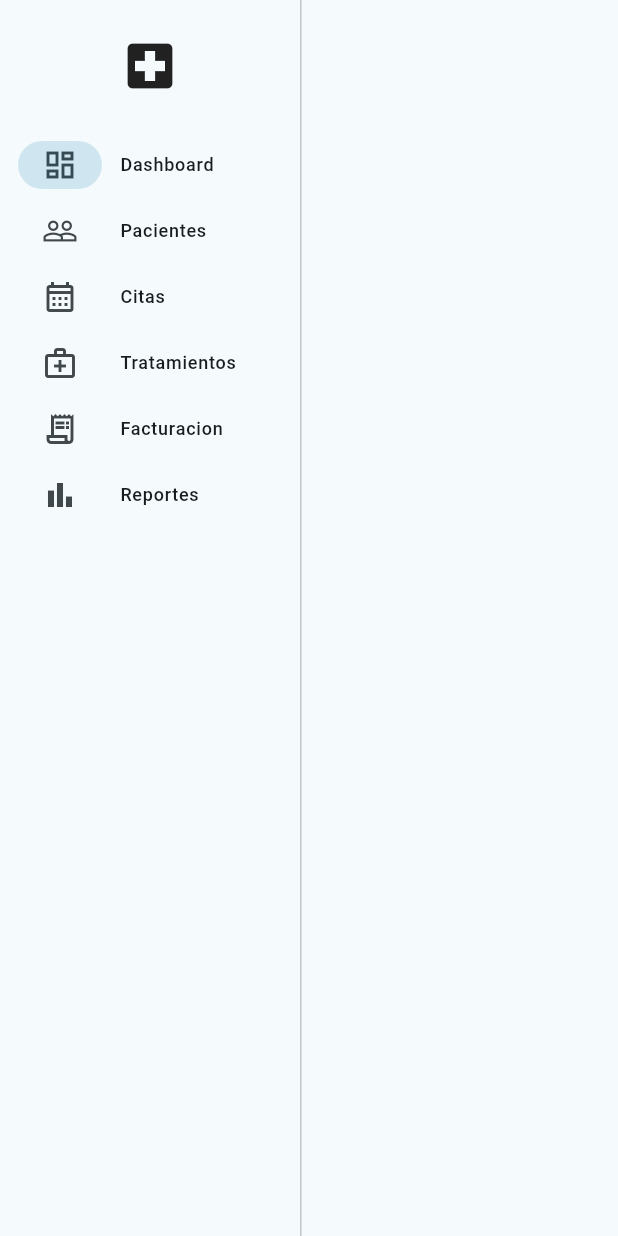
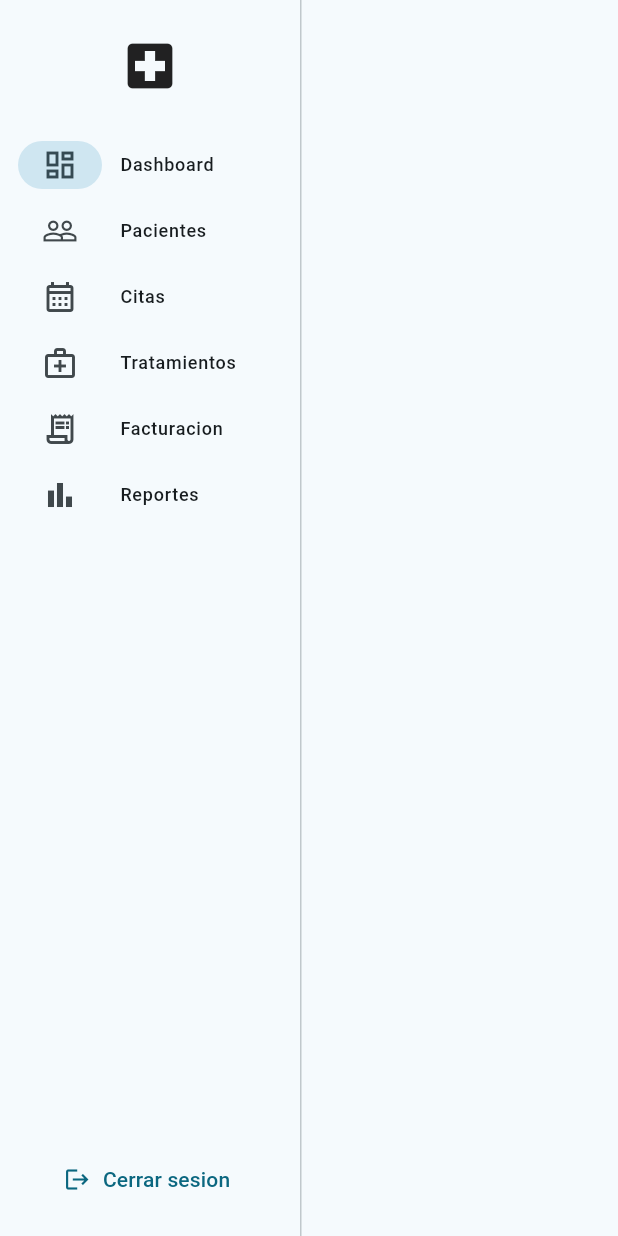
Before and after one commit to Jesus123J/DentalClinic, a Flutter app: the MainLayout screen opened directly with empty values, on a phone screen of 412 x 824 dp. Run offline on Flutter 3.47's test engine with Material 3 defaults, Android fonts, the phone set to English and light mode, and no system bars; our stand-ins replace equatable, go_router; accounts and stored records are empty.

Commit message:
Login con usuarios en MySQL y transiciones desactivadas globalmente
- Tabla users (hash SHA-256 con salt) y usuario inicial admin/admin123
- API: POST /auth/login y /auth/logout; middleware que exige token Bearer
  en todos los endpoints (excepto health y login)
- App: pagina de login, sesion en memoria, header Authorization automatico,
  redireccion a /login si no hay sesion y boton de cerrar sesion en el menu
- Transiciones de pagina desactivadas a nivel de tema (pageTransitionsTheme):
  elimina de raiz el efecto zoom desde atras al cambiar de pestana

Co-Authored-By: Claude Fable 5 <noreply@anthropic.com>

```diff
--- /dev/null
+++ b/lib/core/auth/session.dart
@@ -0,0 +1,30 @@
+/// Sesion del usuario autenticado (en memoria).
+class Session {
+  Session._();
+
+  static String? token;
+  static String? username;
+  static String? fullName;
+  static String? role;
+
+  static bool get isLoggedIn => token != null;
+
+  static void set({
+    required String newToken,
+    required String newUsername,
+    required String newFullName,
+    required String newRole,
+  }) {
+    token = newToken;
+    username = newUsername;
+    fullName = newFullName;
+    role = newRole;
+  }
+
+  static void clear() {
+    token = null;
+    username = null;
+    fullName = null;
+    role = null;
+  }
+}
--- a/lib/core/theme/app_theme.dart
+++ b/lib/core/theme/app_theme.dart
@@ -1,4 +1,19 @@
 import 'package:flutter/material.dart';
+
+/// Transicion nula: la pagina nueva aparece al instante, sin animacion.
+class _NoTransitionsBuilder extends PageTransitionsBuilder {
+  const _NoTransitionsBuilder();
+
+  @override
+  Widget buildTransitions<T>(
+    PageRoute<T> route,
+    BuildContext context,
+    Animation<double> animation,
+    Animation<double> secondaryAnimation,
+    Widget child,
+  ) =>
+      child;
+}
 
 /// Tema visual de la aplicacion (claro y oscuro).
 class AppTheme {
@@ -7,6 +22,17 @@ class AppTheme {
   static const Color primaryColor = Color(0xFF0E7490); // azul dental
   static const Color secondaryColor = Color(0xFF22D3EE);
 
+  static const PageTransitionsTheme _noTransitions = PageTransitionsTheme(
+    builders: {
+      TargetPlatform.android: _NoTransitionsBuilder(),
+      TargetPlatform.iOS: _NoTransitionsBuilder(),
+      TargetPlatform.windows: _NoTransitionsBuilder(),
+      TargetPlatform.macOS: _NoTransitionsBuilder(),
+      TargetPlatform.linux: _NoTransitionsBuilder(),
+      TargetPlatform.fuchsia: _NoTransitionsBuilder(),
+    },
+  );
+
   static ThemeData get light => ThemeData(
         useMaterial3: true,
         colorScheme: ColorScheme.fromSeed(
@@ -14,6 +40,7 @@ class AppTheme {
           brightness: Brightness.light,
         ),
         visualDensity: VisualDensity.comfortable,
+        pageTransitionsTheme: _noTransitions,
       );
 
   static ThemeData get dark => ThemeData(
@@ -23,5 +50,6 @@ class AppTheme {
           brightness: Brightness.dark,
         ),
         visualDensity: VisualDensity.comfortable,
+        pageTransitionsTheme: _noTransitions,
       );
 }
--- a/lib/core/widgets/main_layout.dart
+++ b/lib/core/widgets/main_layout.dart
@@ -1,5 +1,8 @@
 import 'package:flutter/material.dart';
 import 'package:go_router/go_router.dart';
+
+import '../auth/session.dart';
+import '../../features/auth/data/repositories/auth_repository.dart';
 
 /// Layout principal de escritorio: menu lateral fijo + contenido.
 class MainLayout extends StatelessWidget {
@@ -38,6 +41,32 @@ class MainLayout extends StatelessWidget {
               padding: EdgeInsets.symmetric(vertical: 16),
               child: Icon(Icons.local_hospital, size: 40),
             ),
+            trailing: Expanded(
+              child: Align(
+                alignment: Alignment.bottomLeft,
+                child: Padding(
+                  padding: const EdgeInsets.all(16),
+                  child: Column(
+                    mainAxisSize: MainAxisSize.min,
+                    crossAxisAlignment: CrossAxisAlignment.start,
+                    children: [
+                      Text(
+                        Session.fullName ?? '',
+                        style: Theme.of(context).textTheme.bodySmall,
+                      ),
+                      TextButton.icon(
+                        onPressed: () async {
+                          await AuthRepository().logout();
+                          if (context.mounted) context.go('/login');
+                        },
+                        icon: const Icon(Icons.logout, size: 18),
+                        label: const Text('Cerrar sesion'),
+                      ),
+                    ],
+                  ),
+                ),
+              ),
+            ),
             destinations: [
               for (final d in _destinations)
                 NavigationRailDestination(
```
Also changed, not shown: lib/core/api/api_client.dart (+11 -6 lines), lib/core/router/app_router.dart (+9 -0 lines), lib/features/auth/data/repositories/auth_repository.dart (added, +32 -0 lines), lib/features/auth/presentation/pages/login_page.dart (added, +138 -0 lines), 6 other files.
